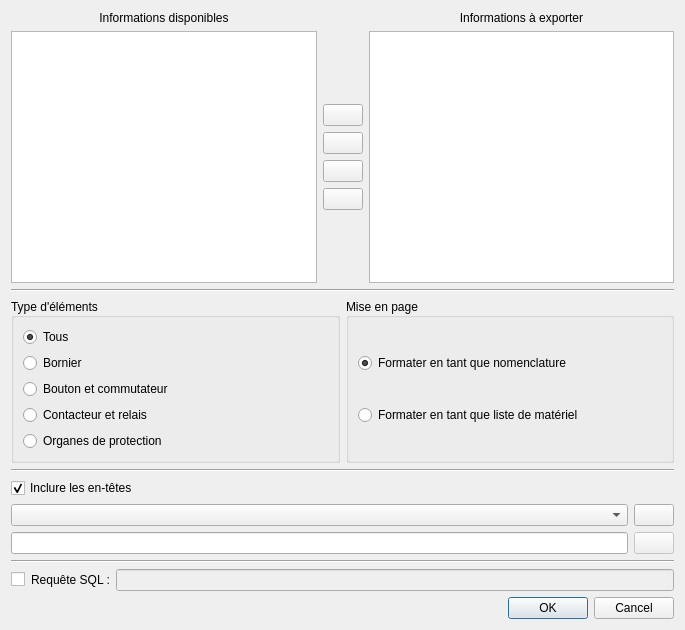
Before: the Qt Designer form sources/ui/bomexportdialog.ui in qelectrotech/qelectrotech-source-mirror, drawn with Qt 5.
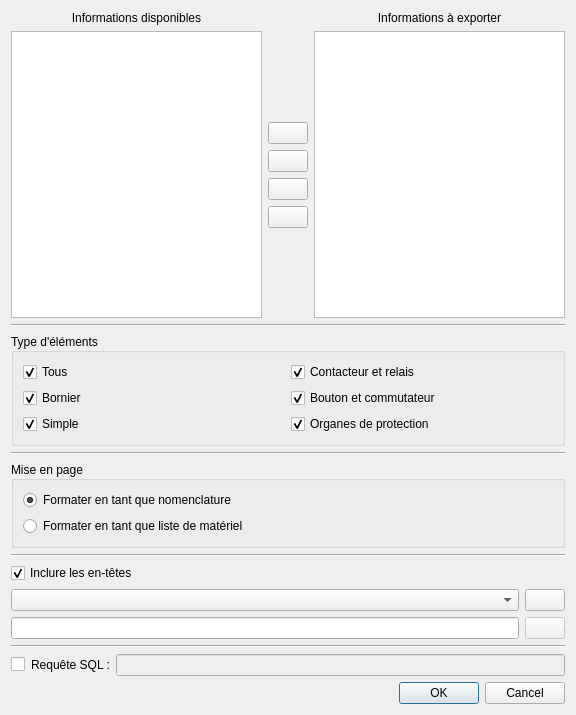
After: the same form once the commit is applied. Icons and pictures are not drawn.

Commit message: CSV export : improve selection type.

Patch:
```diff
--- a/sources/ui/bomexportdialog.ui
+++ b/sources/ui/bomexportdialog.ui
@@ -6,8 +6,8 @@
    <rect>
     <x>0</x>
     <y>0</y>
-    <width>685</width>
-    <height>630</height>
+    <width>576</width>
+    <height>715</height>
    </rect>
   </property>
   <property name="windowTitle">
@@ -189,9 +189,19 @@
         <property name="alignment">
          <set>Qt::AlignLeading|Qt::AlignLeft|Qt::AlignVCenter</set>
         </property>
-        <layout class="QVBoxLayout" name="verticalLayout_3">
-         <item>
-          <widget class="QRadioButton" name="m_all_rb">
+        <layout class="QGridLayout" name="gridLayout_4">
+         <item row="4" column="0">
+          <widget class="QCheckBox" name="m_simple_cb">
+           <property name="text">
+            <string>Simple</string>
+           </property>
+           <property name="checked">
+            <bool>true</bool>
+           </property>
+          </widget>
+         </item>
+         <item row="0" column="0">
+          <widget class="QCheckBox" name="m_all_cb">
            <property name="text">
             <string>Tous</string>
            </property>
@@ -200,41 +210,57 @@
            </property>
           </widget>
          </item>
-         <item>
-          <widget class="QRadioButton" name="m_terminal_rb">
-           <property name="text">
-            <string>Bornier</string>
-           </property>
-           <property name="checked">
-            <bool>false</bool>
-           </property>
-          </widget>
-         </item>
-         <item>
-          <widget class="QRadioButton" name="m_button_rb">
-           <property name="text">
-            <string>Bouton et commutateur</string>
-           </property>
-           <property name="checked">
-            <bool>false</bool>
-           </property>
-          </widget>
-         </item>
-         <item>
-          <widget class="QRadioButton" name="m_coil_rb">
+         <item row="0" column="1">
+          <widget class="QCheckBox" name="m_coil_cb">
            <property name="text">
             <string>Contacteur et relais</string>
            </property>
+           <property name="checked">
+            <bool>true</bool>
+           </property>
           </widget>
          </item>
-         <item>
-          <widget class="QRadioButton" name="m_protection_rb">
+         <item row="1" column="1">
+          <widget class="QCheckBox" name="m_button_cb">
+           <property name="text">
+            <string>Bouton et commutateur</string>
+           </property>
+           <property name="checked">
+            <bool>true</bool>
+           </property>
+          </widget>
+         </item>
+         <item row="1" column="0">
+          <widget class="QCheckBox" name="m_terminal_cb">
+           <property name="text">
+            <string>Bornier</string>
+           </property>
+           <property name="checked">
+            <bool>true</bool>
+           </property>
+          </widget>
+         </item>
+         <item row="4" column="1">
+          <widget class="QCheckBox" name="m_protection_cb">
            <property name="text">
             <string>Organes de protection</string>
            </property>
+           <property name="checked">
+            <bool>true</bool>
+           </property>
           </widget>
          </item>
         </layout>
+       </widget>
+      </item>
+     </layout>
+    </widget>
+   </item>
+   <item>
+    <widget class="Line" name="line_2">
+     <property name="orientation">
+      <enum>Qt::Horizontal</enum>
+     </property>
        </widget>
       </item>
       <item>
@@ -278,11 +304,8 @@
         </layout>
        </widget>
       </item>
-     </layout>
-    </widget>
-   </item>
    <item>
-    <widget class="Line" name="line_2">
+    <widget class="Line" name="line_4">
      <property name="orientation">
       <enum>Qt::Horizontal</enum>
      </property>
```
Lines whose indentation alone changed are shown as unchanged. The commit also changes 2 other files.
